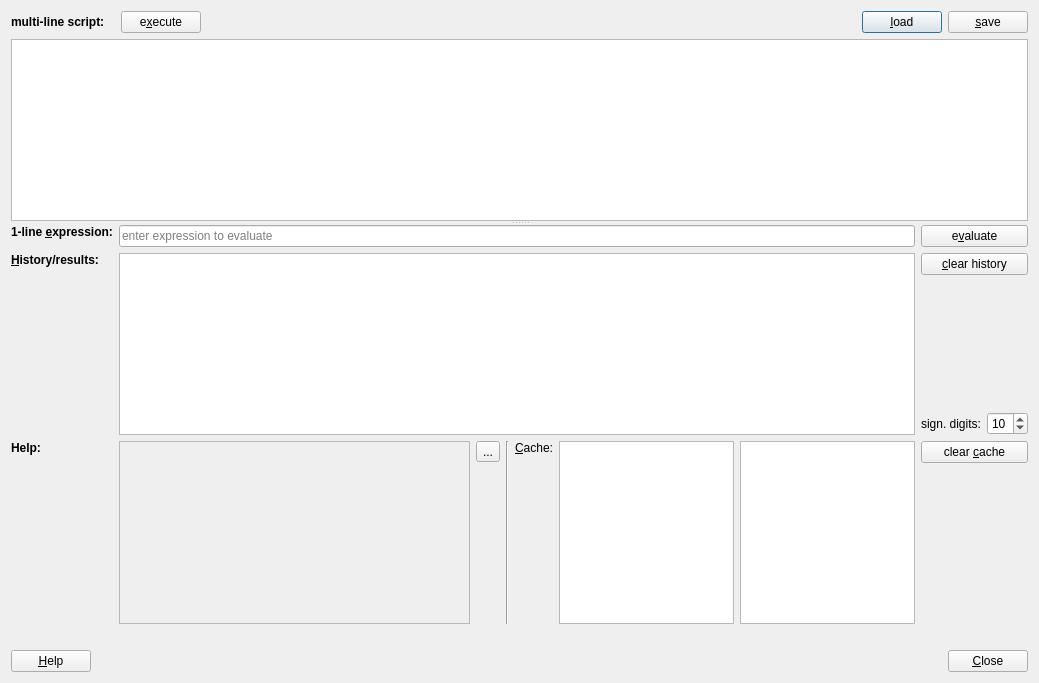
First picture: the form in plugins/qfe_calculator/qfecalculatordialog.ui, repository jkriege2/QuickFit3, before the edit.
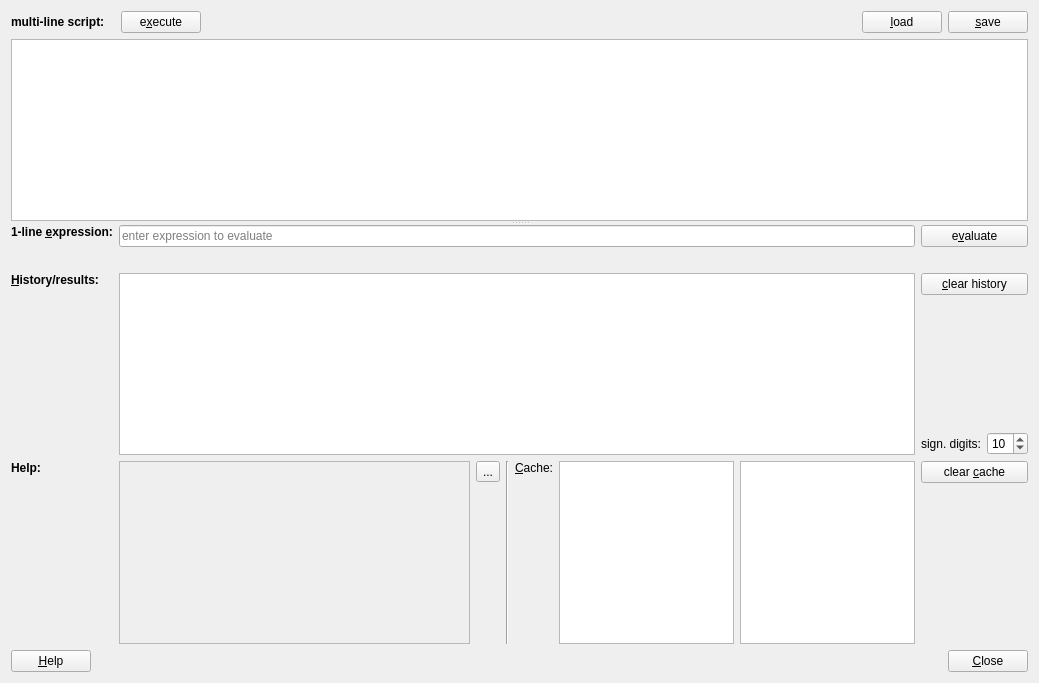
Second picture: the form after the edit. Icons and pictures are not drawn. Custom widgets are drawn as their Qt base class.

Commit message: minor bugfixes/additions for focus handling in calculator-plugin

The edit to the form file:
```diff
--- a/plugins/qfe_calculator/qfecalculatordialog.ui
+++ b/plugins/qfe_calculator/qfecalculatordialog.ui
@@ -38,41 +38,11 @@
          </property>
         </spacer>
        </item>
-       <item row="1" column="0" colspan="5">
-        <widget class="QPlainTextEdit" name="pteExpression"/>
-       </item>
-       <item row="0" column="3">
-        <widget class="QPushButton" name="btnLoad">
-         <property name="text">
-          <string>&amp;load</string>
-         </property>
-         <property name="icon">
-          <iconset resource="../../lib/lib.qrc">
-           <normaloff>:/lib/file_open.png</normaloff>:/lib/file_open.png</iconset>
-         </property>
-        </widget>
-       </item>
-       <item row="0" column="0">
-        <widget class="QLabel" name="label_7">
-         <property name="font">
-          <font>
-           <weight>75</weight>
-           <bold>true</bold>
-          </font>
-         </property>
-         <property name="text">
-          <string>multi-line script:   </string>
-         </property>
-         <property name="alignment">
-          <set>Qt::AlignLeading|Qt::AlignLeft|Qt::AlignVCenter</set>
-         </property>
-         <property name="buddy">
-          <cstring>pteExpression</cstring>
-         </property>
-        </widget>
-       </item>
        <item row="0" column="4">
         <widget class="QPushButton" name="btnSave">
+         <property name="focusPolicy">
+          <enum>Qt::NoFocus</enum>
+         </property>
          <property name="text">
           <string>&amp;save</string>
          </property>
@@ -96,10 +66,112 @@
          </property>
         </widget>
        </item>
+       <item row="0" column="0">
+        <widget class="QLabel" name="label_7">
+         <property name="font">
+          <font>
+           <weight>75</weight>
+           <bold>true</bold>
+          </font>
+         </property>
+         <property name="text">
+          <string>multi-line script:   </string>
+         </property>
+         <property name="alignment">
+          <set>Qt::AlignLeading|Qt::AlignLeft|Qt::AlignVCenter</set>
+         </property>
+         <property name="buddy">
+          <cstring>pteExpression</cstring>
+         </property>
+        </widget>
+       </item>
+       <item row="0" column="3">
+        <widget class="QPushButton" name="btnLoad">
+         <property name="focusPolicy">
+          <enum>Qt::NoFocus</enum>
+         </property>
+         <property name="text">
+          <string>&amp;load</string>
+         </property>
+         <property name="icon">
+          <iconset resource="../../lib/lib.qrc">
+           <normaloff>:/lib/file_open.png</normaloff>:/lib/file_open.png</iconset>
+         </property>
+        </widget>
+       </item>
+       <item row="1" column="0" colspan="5">
+        <widget class="QPlainTextEdit" name="pteExpression"/>
+       </item>
       </layout>
      </widget>
      <widget class="QWidget" name="layoutWidget">
       <layout class="QGridLayout" name="gridLayout">
+       <item row="2" column="0">
+        <widget class="QLabel" name="label_2">
+         <property name="font">
+          <font>
+           <weight>75</weight>
+           <bold>true</bold>
+          </font>
+         </property>
+         <property name="text">
+          <string>&amp;History/results:</string>
+         </property>
+         <property name="alignment">
+          <set>Qt::AlignLeading|Qt::AlignLeft|Qt::AlignTop</set>
+         </property>
+         <property name="buddy">
+          <cstring>edtHistory</cstring>
+         </property>
+        </widget>
+       </item>
+       <item row="3" column="2">
+        <layout class="QVBoxLayout" name="verticalLayout_2">
+         <item>
+          <widget class="QPushButton" name="btnClearCache">
+           <property name="focusPolicy">
+            <enum>Qt::NoFocus</enum>
+           </property>
+           <property name="text">
+            <string>clear &amp;cache</string>
+           </property>
+           <property name="icon">
+            <iconset resource="../../lib/lib.qrc">
+             <normaloff>:/lib/clear.png</normaloff>:/lib/clear.png</iconset>
+           </property>
+          </widget>
+         </item>
+         <item>
+          <spacer name="verticalSpacer_2">
+           <property name="orientation">
+            <enum>Qt::Vertical</enum>
+           </property>
+           <property name="sizeHint" stdset="0">
+            <size>
+             <width>20</width>
+             <height>40</height>
+            </size>
+           </property>
+          </spacer>
+         </item>
+        </layout>
+       </item>
+       <item row="3" column="0">
+        <widget class="QLabel" name="label_4">
+         <property name="font">
+          <font>
+           <weight>75</weight>
+           <bold>true</bold>
+          </font>
+         </property>
+         <property name="text">
+          <string>Help:</string>
+         </property>
+         <property name="alignment">
+          <set>Qt::AlignLeading|Qt::AlignLeft|Qt::AlignTop</set>
+         </property>
+        </widget>
+       </item>
        <item row="0" column="0">
         <widget class="QLabel" name="label_6">
          <property name="font">
@@ -126,115 +198,7 @@
          </property>
         </widget>
        </item>
-       <item row="0" column="2">
-        <widget class="QPushButton" name="btnEvaluate">
-         <property name="focusPolicy">
-          <enum>Qt::NoFocus</enum>
-         </property>
-         <property name="text">
-          <string>e&amp;valuate</string>
-         </property>
-         <property name="icon">
-          <iconset resource="qfecalculator.qrc">
-           <normaloff>:/qfe_calculator/qfecalculator.png</normaloff>:/qfe_calculator/qfecalculator.png</iconset>
-         </property>
-        </widget>
-       </item>
-       <item row="1" column="0">
-        <widget class="QLabel" name="label_2">
-         <property name="font">
-          <font>
-           <weight>75</weight>
-           <bold>true</bold>
-          </font>
-         </property>
-         <property name="text">
-          <string>&amp;History/results:</string>
-         </property>
-         <property name="alignment">
-          <set>Qt::AlignLeading|Qt::AlignLeft|Qt::AlignTop</set>
-         </property>
-         <property name="buddy">
-          <cstring>edtHistory</cstring>
-         </property>
-        </widget>
-       </item>
-       <item row="1" column="1">
-        <widget class="QPlainTextEdit" name="edtHistory">
-         <property name="readOnly">
-          <bool>true</bool>
-         </property>
-        </widget>
-       </item>
-       <item row="1" column="2">
-        <layout class="QVBoxLayout" name="verticalLayout">
-         <item>
-          <widget class="QPushButton" name="btnClearHistory">
-           <property name="focusPolicy">
-            <enum>Qt::NoFocus</enum>
-           </property>
-           <property name="text">
-            <string>&amp;clear history</string>
-           </property>
-           <property name="icon">
-            <iconset resource="../../lib/lib.qrc">
-             <normaloff>:/lib/clear.png</normaloff>:/lib/clear.png</iconset>
-           </property>
-          </widget>
-         </item>
-         <item>
-          <spacer name="verticalSpacer">
-           <property name="orientation">
-            <enum>Qt::Vertical</enum>
-           </property>
-           <property name="sizeHint" stdset="0">
-            <size>
-             <width>20</width>
-             <height>40</height>
-            </size>
-           </property>
-          </spacer>
-         </item>
-         <item>
-          <layout class="QHBoxLayout" name="horizontalLayout_3">
-           <item>
-            <widget class="QLabel" name="label_5">
-             <property name="text">
-              <string>sign. digits:</string>
-             </property>
-            </widget>
-           </item>
-           <item>
-            <widget class="QSpinBox" name="spinDigits">
-             <property name="minimum">
-              <number>1</number>
-             </property>
-             <property name="value">
-              <number>10</number>
-             </property>
-            </widget>
-           </item>
-          </layout>
-         </item>
-        </layout>
-       </item>
-       <item row="2" column="0">
-        <widget class="QLabel" name="label_4">
-         <property name="font">
-          <font>
-           <weight>75</weight>
-           <bold>true</bold>
-          </font>
-         </property>
-         <property name="text">
-          <string>Help:</string>
-         </property>
-         <property name="alignment">
-          <set>Qt::AlignLeading|Qt::AlignLeft|Qt::AlignTop</set>
-         </property>
-        </widget>
-       </item>
-       <item row="2" column="1">
+       <item row="3" column="1">
         <layout class="QHBoxLayout" name="horizontalLayout_2" stretch="6,0,0,0,3,3">
          <item>
           <widget class="QScrollArea" name="scrollArea">
@@ -293,6 +257,9 @@
           <layout class="QVBoxLayout" name="verticalLayout_3">
            <item>
             <widget class="QToolButton" name="btnFunctionHelp">
+             <property name="focusPolicy">
+              <enum>Qt::NoFocus</enum>
+             </property>
              <property name="text">
               <string>...</string>
              </property>
@@ -346,14 +313,14 @@
         </layout>
        </item>
        <item row="2" column="2">
-        <layout class="QVBoxLayout" name="verticalLayout_2">
+        <layout class="QVBoxLayout" name="verticalLayout">
          <item>
-          <widget class="QPushButton" name="btnClearCache">
+          <widget class="QPushButton" name="btnClearHistory">
            <property name="focusPolicy">
             <enum>Qt::NoFocus</enum>
            </property>
            <property name="text">
-            <string>clear &amp;cache</string>
+            <string>&amp;clear history</string>
            </property>
            <property name="icon">
             <iconset resource="../../lib/lib.qrc">
@@ -362,7 +329,7 @@
           </widget>
          </item>
          <item>
-          <spacer name="verticalSpacer_2">
+          <spacer name="verticalSpacer">
            <property name="orientation">
             <enum>Qt::Vertical</enum>
            </property>
@@ -374,22 +341,61 @@
            </property>
           </spacer>
          </item>
+         <item>
+          <layout class="QHBoxLayout" name="horizontalLayout_3">
+           <item>
+            <widget class="QLabel" name="label_5">
+             <property name="text">
+              <string>sign. digits:</string>
+             </property>
+            </widget>
+           </item>
+           <item>
+            <widget class="QSpinBox" name="spinDigits">
+             <property name="minimum">
+              <number>1</number>
+             </property>
+             <property name="value">
+              <number>10</number>
+             </property>
+            </widget>
+           </item>
+          </layout>
+         </item>
         </layout>
        </item>
+       <item row="2" column="1">
+        <widget class="QPlainTextEdit" name="edtHistory">
+         <property name="readOnly">
+          <bool>true</bool>
+         </property>
+        </widget>
+       </item>
+       <item row="0" column="2">
+        <widget class="QPushButton" name="btnEvaluate">
+         <property name="focusPolicy">
+          <enum>Qt::NoFocus</enum>
+         </property>
+         <property name="text">
+          <string>e&amp;valuate</string>
+         </property>
+         <property name="icon">
+          <iconset resource="qfecalculator.qrc">
+           <normaloff>:/qfe_calculator/qfecalculator.png</normaloff>:/qfe_calculator/qfecalculator.png</iconset>
+         </property>
+        </widget>
+       </item>
+       <item row="1" column="1">
+        <widget class="QLabel" name="labError">
+         <property name="text">
+          <string/>
+         </property>
+        </widget>
+       </item>
       </layout>
      </widget>
     </widget>
    </item>
-   <item>
-    <widget class="QLabel" name="labError">
-     <property name="text">
-      <string/>
-     </property>
-     <property name="textFormat">
-      <enum>Qt::RichText</enum>
-     </property>
-    </widget>
-   </item>
    <item>
     <layout class="QHBoxLayout" name="horizontalLayout">
      <item>
```
Left out of the diff: 12 changed lines with no effect on the pictures. The commit also changes 1 other file.
